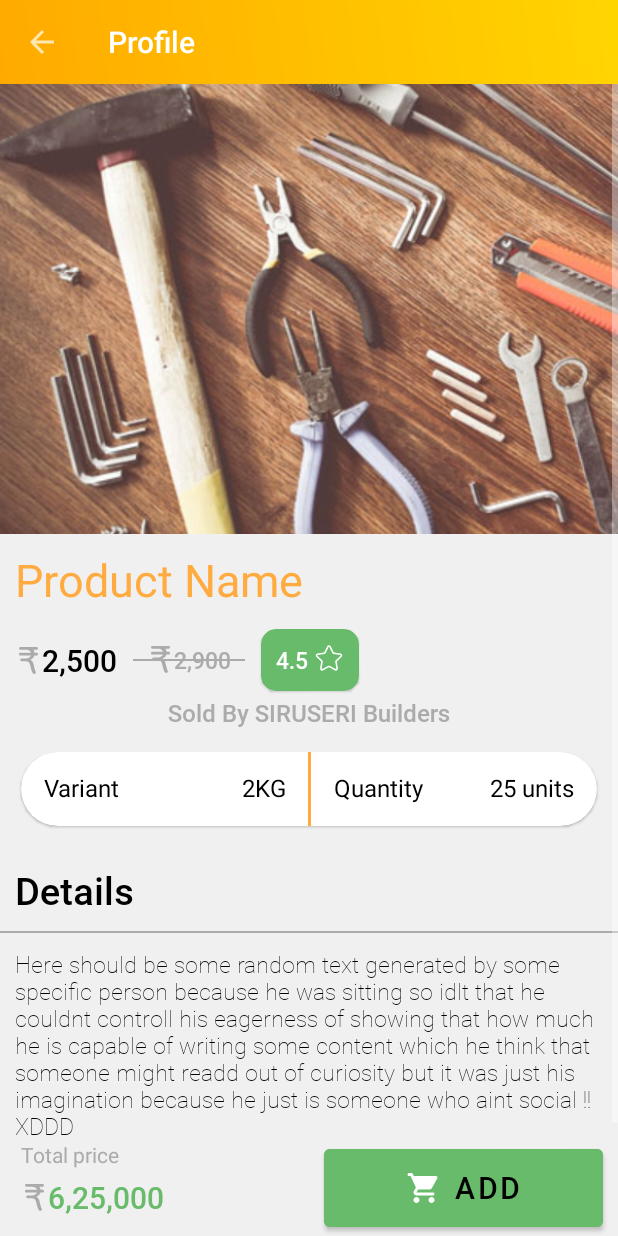
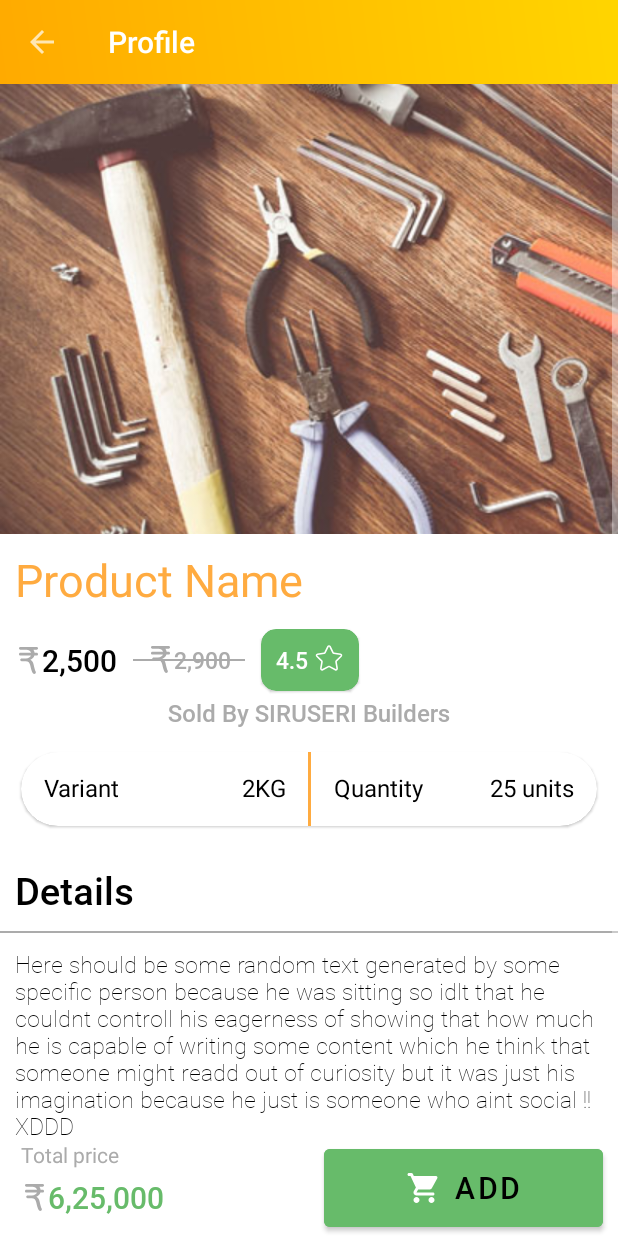
Before and after one commit to mayurs-code/Buildovo, an Android app: the ProductActivity screen opened directly, with no data from a screen before it, on a phone screen of 412 x 824 dp. Run offline under Robolectric (Android 15) with nearby library versions, the phone set to English and light mode, and no system bars; Roboto replaces fonts that are not available here.

```diff
--- a/app/src/main/res/layout/activity_product.xml
+++ b/app/src/main/res/layout/activity_product.xml
@@ -4,7 +4,7 @@
     xmlns:tools="http://schemas.android.com/tools"
     android:layout_width="match_parent"
     android:layout_height="match_parent"
-    android:background="@color/greyPrimary"
+    android:background="@color/white"
     tools:context=".ProductActivity">
 
     <androidx.appcompat.widget.Toolbar
```
Also changed, not shown: 1 other file.
